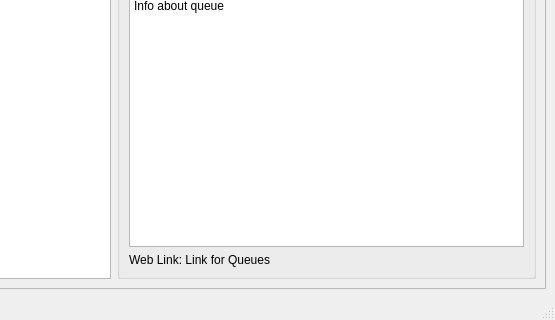
Old version of the form queuewindow.ui in the repository priyanshagrahari/DSGUI; both pictures show x 445 to 1000 and y 280 to 600 of the 1000 by 600 pixel window.
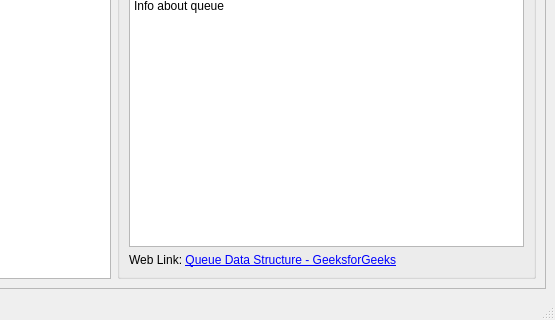
New version of the form.

Commit message: added links for ll,queue and stack.

What changed in the file:
```diff
--- a/queuewindow.ui
+++ b/queuewindow.ui
@@ -180,7 +180,7 @@
             <item>
              <widget class="QLabel" name="label_8">
               <property name="text">
-               <string>Web Link: &lt;a href=&quot;replace me&quot;&gt; Link for Queues&lt;/a&gt;</string>
+               <string>Web Link: &lt;a href=&quot;https://www.geeksforgeeks.org/queue-data-structure/&quot;&gt; Queue Data Structure - GeeksforGeeks&lt;/a&gt;</string>
               </property>
               <property name="openExternalLinks">
                <bool>true</bool>
```
Left out of the diff: 2 changed lines with no effect on the pictures. The commit also changes 2 other files.
